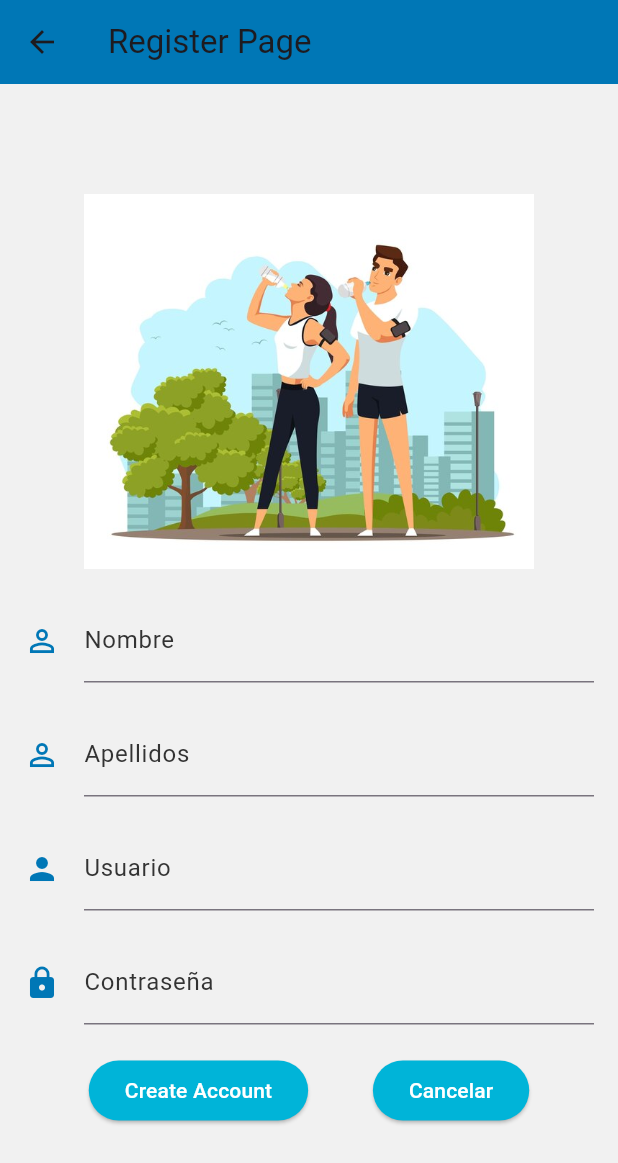
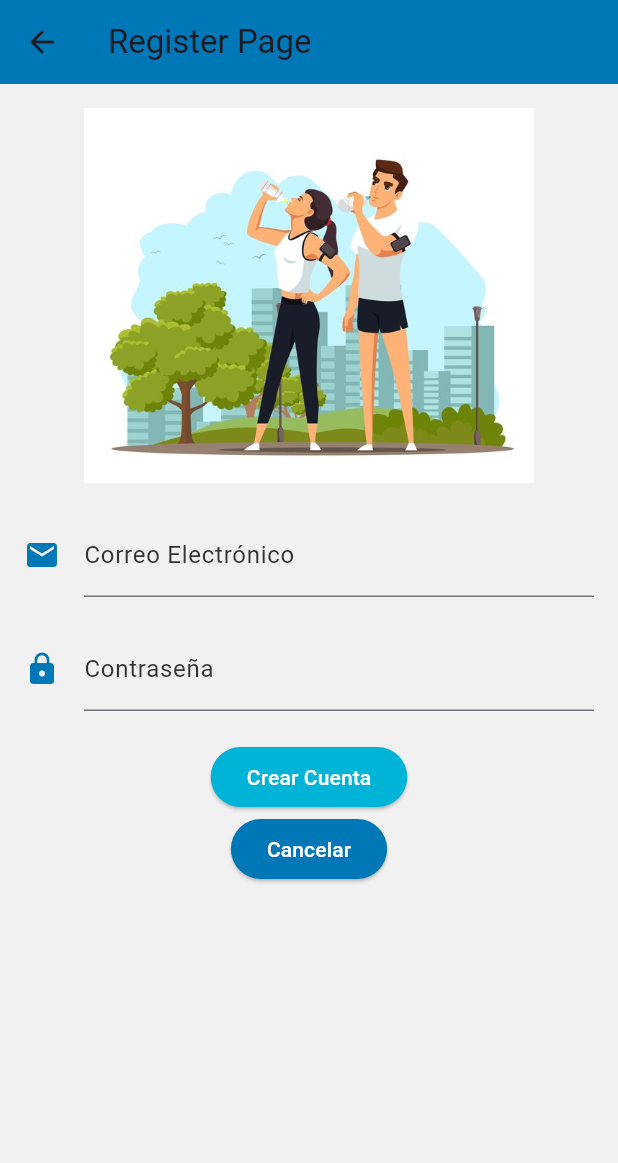
Before and after one commit to canyonlux/Aquatrack, a Flutter app: the screen it shows after launch, after a tap on "Register", on a phone screen of 412 x 824 dp. Shown: the top 1163 px of the screen. Run offline on Flutter 3.47's test engine with Material 3 defaults, Android fonts, the phone set to English and light mode, and no system bars; our stand-ins replace diacritic, firebase_auth, firebase_core, flutter_map, latlong2; accounts and stored records are empty; network calls fail.

Commit message:
modificado register y main. he conseguido mediante firebase_authentication crear usuarios en la apliacion. He metido bastantes horas. siguiente paso es modificar login para que coja solo usuairos registrados

```diff
--- a/lib/RegisterPage.dart
+++ b/lib/RegisterPage.dart
@@ -1,7 +1,57 @@
+import 'package:firebase_auth/firebase_auth.dart';
 import 'package:flutter/material.dart';
 import 'package:h2orienta/LoginPage.dart';
 
-class RegisterPage extends StatelessWidget {
+class RegisterPage extends StatefulWidget {
+  @override
+  _RegisterPageState createState() => _RegisterPageState();
+}
+
+class _RegisterPageState extends State<RegisterPage> {
+  final TextEditingController _emailController = TextEditingController();
+  final TextEditingController _passwordController = TextEditingController();
+
+  @override
+  void dispose() {
+    _emailController.dispose();
+    _passwordController.dispose();
+    super.dispose();
+  }
+
+  Future<void> _registerAccount() async {
+    try {
+      final FirebaseAuth _auth = FirebaseAuth.instance;
+      await _auth.createUserWithEmailAndPassword(
+        email: _emailController.text,
+        password: _passwordController.text,
+      );
+      // Navega hacia la página de login después de registrar
+      Navigator.pushReplacement(
+        context,
+        MaterialPageRoute(builder: (context) => LoginPage()),
+      );
+    } on FirebaseAuthException catch (e) {
+      // Mostrar mensaje de error al usuario
+      ScaffoldMessenger.of(context).showSnackBar(
+        SnackBar(
+          content: Text(e.message ?? "Ocurrió un error al registrar el usuario."),
+        ),
+      );
+    }
+  }
+
+  Widget _buildTextField(TextEditingController controller, IconData icon, String label, {bool isPassword = false}) {
+    return TextField(
+      controller: controller,
+      obscureText: isPassword,
+      decoration: InputDecoration(
+        labelText: label,
+        labelStyle: TextStyle(color: Color(0xFF333333)), // Texto Gris oscuro
+        icon: Icon(icon, color: Color(0xFF0077B6)), // Icono Azul Principal
+      ),
+    );
+  }
+
   @override
   Widget build(BuildContext context) {
     return Scaffold(
@@ -11,73 +61,37 @@ class RegisterPage extends StatelessWidget {
       ),
       body: Padding(
         padding: const EdgeInsets.all(16.0),
+        child: SingleChildScrollView( // Para evitar overflow al abrir el teclado
           child: Column(
             mainAxisAlignment: MainAxisAlignment.center,
             children: [
-            // Imagen en la parte superior
-            Image.asset(
-              'assets/images/registerimage.jpg', // Asegúrate de que esta imagen esté en tu carpeta de assets
-              height: 250,
+              Image.asset('assets/images/registerimage.jpg', height: 250,),
+              SizedBox(height: 20),
+              _buildTextField(_emailController, Icons.email, 'Correo Electrónico'),
+              SizedBox(height: 20),
+              _buildTextField(_passwordController, Icons.lock, 'Contraseña', isPassword: true),
+              SizedBox(height: 20),
+              ElevatedButton(
+                onPressed: _registerAccount, // Actualizado para llamar a _registerAccount
+                child: Text('Crear Cuenta', style: TextStyle(color: Colors.white)),
+                style: ElevatedButton.styleFrom(
+                  primary: Color(0xFF00B4D8), // Azul Secundario para botones
+                  shape: RoundedRectangleBorder(borderRadius: BorderRadius.circular(30)),
                 ),
-            SizedBox(height: 20), // Espaciador
-            // Campo de texto para el nombre
-            _buildTextField(Icons.person_outline, 'Nombre'),
-            SizedBox(height: 20), // Espaciador
-            // Campo de texto para los apellidos
-            _buildTextField(Icons.person_outline, 'Apellidos'),
-            SizedBox(height: 20), // Espaciador
-            // Campo de texto para el usuario
-            _buildTextField(Icons.person, 'Usuario'),
-            SizedBox(height: 20), // Espaciador
-            // Campo de texto para la contraseña
-            _buildTextField(Icons.lock, 'Contraseña', isPassword: true),
-            SizedBox(height: 20), // Espaciador
-            // Botones
-            Row(
-              mainAxisAlignment: MainAxisAlignment.spaceEvenly,
-              children: [
-                _buildButton(context, 'Create Account', LoginPage()),
-                _buildButton(context, 'Cancelar', LoginPage()),
+              ),
+              ElevatedButton(
+                onPressed: () => Navigator.pushReplacement(context, MaterialPageRoute(builder: (context) => LoginPage())),
+                child: Text('Cancelar', style: TextStyle(color: Colors.white)),
+                style: ElevatedButton.styleFrom(
+                  primary: Color(0xFF0077B6), // Azul Principal
+                  shape: RoundedRectangleBorder(borderRadius: BorderRadius.circular(30)),
+                ),
+              ),
             ],
           ),
-          ],
         ),
       ),
       backgroundColor: Color(0xFFF1F1F1), // Fondo Gris claro
     );
   }
-
-  Widget _buildTextField(IconData icon, String label, {bool isPassword = false}) {
-    return TextField(
-      obscureText: isPassword,
-      decoration: InputDecoration(
-        labelText: label,
-        labelStyle: TextStyle(color: Color(0xFF333333)), // Texto Gris oscuro
-        icon: Icon(icon, color: Color(0xFF0077B6)), // Icono Azul Principal
-      ),
-    );
 }
-
-  Widget _buildButton(BuildContext context, String text, Widget page) {
-    return ElevatedButton(
-      onPressed: () {
-        Navigator.push(
-          context,
-          MaterialPageRoute(builder: (context) => page),
-        );
-      },
-      child: Text(
-        text,
-        style: TextStyle(
-          color: Colors.white, // Texto en blanco
-        ),
-      ),
-      style: ElevatedButton.styleFrom(
-        primary: Color(0xFF00B4D8), // Azul Secundario para botones
-        shape: RoundedRectangleBorder(
-          borderRadius: BorderRadius.circular(30), // Bordes redondeados
-        ),
-      ),
-    );
-  }
-}
--- a/lib/main.dart
+++ b/lib/main.dart
@@ -1,9 +1,15 @@
 import 'dart:async';
 
+import 'package:firebase_core/firebase_core.dart';
 import 'package:flutter/material.dart';
-import 'LoginPage.dart'; // Asegúrate de tener esta página correctamente configurada
+import 'LoginPage.dart';
+import 'firebase_options.dart'; // Asegúrate de tener esta página correctamente configurada
 
-void main() {
+void main() async {
+  WidgetsFlutterBinding.ensureInitialized();
+  await Firebase.initializeApp(
+    options: DefaultFirebaseOptions.currentPlatform,
+  );
   runApp(MyApp());
 }
 
--- a/pubspec.yaml
+++ b/pubspec.yaml
@@ -39,6 +39,8 @@ dependencies:
   http: ^0.13.3
   json_annotation: ^4.4.1
   latlong2: ^0.8.2
+  firebase_core: ^2.12.0
+  firebase_auth: ^4.17.8
 
 
 
```
Also changed, not shown: lib/firebase_options.dart (added), pubspec.lock, 8 other files. Lines whose indentation alone changed are shown as unchanged.
